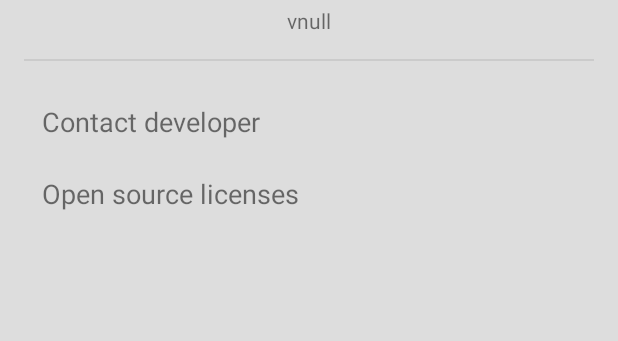
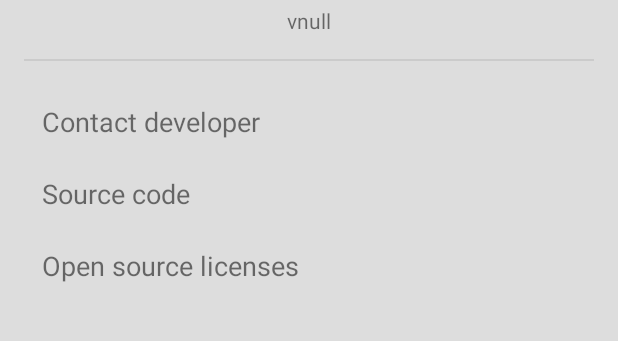
Before and after one commit to xiprox/Dinner-Menu, an Android app: the AboutActivity screen opened directly, with no data from a screen before it, on a phone screen of 412 x 824 dp, the part 233-574 px from its top. Run offline under Robolectric (Android 15) with nearby library versions, the phone set to English and light mode, and no system bars.

Commit message:
Add source code link to AboutActivity

```diff
--- a/app/src/main/kotlin/tr/xip/dinnermenu/ui/activity/AboutActivity.kt
+++ b/app/src/main/kotlin/tr/xip/dinnermenu/ui/activity/AboutActivity.kt
@@ -35,6 +35,12 @@ class AboutActivity : AppCompatActivity() {
             startActivity(Intent.createChooser(intent, getString(R.string.title_contact_developer)))
         }
 
+        /* Source code */
+        sourceCode.setOnClickListener {
+            val intent = Intent(Intent.ACTION_VIEW,  Uri.parse("https://github.com/xiprox/Dinner-Menu"))
+            startActivity(intent)
+        }
+
         /* Open source licenses dialog */
         openSourceLicenses.setOnClickListener {
             val view = layoutInflater.inflate(R.layout.view_webview, null)
--- a/app/src/main/res/layout/activity_about.xml
+++ b/app/src/main/res/layout/activity_about.xml
@@ -52,6 +52,16 @@
             android:textSize="18sp" />
 
         <TextView
+            android:id="@+id/sourceCode"
+            android:layout_width="match_parent"
+            android:layout_height="48dp"
+            android:background="@drawable/selector_dark"
+            android:gravity="center_vertical"
+            android:padding="12dp"
+            android:text="@string/title_source_code"
+            android:textSize="18sp" />
+
+        <TextView
             android:id="@+id/openSourceLicenses"
             android:layout_width="match_parent"
             android:layout_height="48dp"
--- a/app/src/main/res/values/strings.xml
+++ b/app/src/main/res/values/strings.xml
@@ -8,6 +8,7 @@
 
     <string name="title_contact_developer">Contact developer</string>
     <string name="title_open_source_licenses">Open source licenses</string>
+    <string name="title_source_code">Source code</string>
 
     <string name="error_connection_title">Connection error</string>
     <string name="error_connection_subtitle">There seems to be a problem with your internet connection</string>
```
Also changed, not shown: 1 other file.
